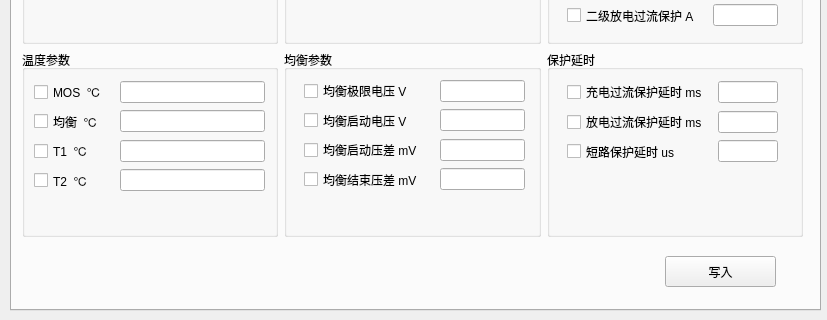
Qt form main/mainwindow.ui (kinglon/bms) before a commit; both pictures show x 0 to 827 and y 200 to 520 of the 827 by 520 pixel window.
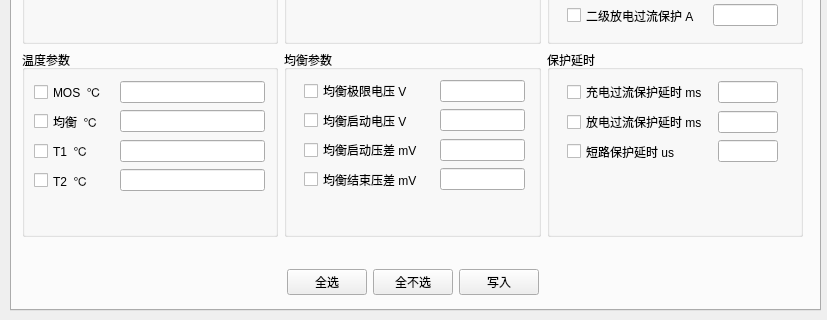
The same form after that commit. The open tabs and pages were chosen to show the change. Icons and pictures are not drawn.

What changed in the file:
```diff
--- a/main/mainwindow.ui
+++ b/main/mainwindow.ui
@@ -1763,20 +1763,7 @@
      <attribute name="title">
       <string>参数设置</string>
      </attribute>
-     <widget class="QPushButton" name="pushButton_4">
-      <property name="geometry">
-       <rect>
-        <x>653</x>
-        <y>420</y>
-        <width>111</width>
-        <height>31</height>
-       </rect>
-      </property>
-      <property name="text">
-       <string>写入</string>
-      </property>
-     </widget>
-     <widget class="QWidget" name="layoutWidget">
+     <widget class="QWidget" name="layoutWidget6">
       <property name="geometry">
        <rect>
         <x>10</x>
@@ -2434,8 +2421,69 @@
        </item>
       </layout>
      </widget>
-     <zorder>layoutWidget</zorder>
-     <zorder>pushButton_4</zorder>
+     <widget class="QWidget" name="">
+      <property name="geometry">
+       <rect>
+        <x>10</x>
+        <y>433</y>
+        <width>781</width>
+        <height>26</height>
+       </rect>
+      </property>
+      <layout class="QHBoxLayout" name="horizontalLayout_6">
+       <item>
+        <spacer name="horizontalSpacer">
+         <property name="orientation">
+          <enum>Qt::Horizontal</enum>
+         </property>
+         <property name="sizeHint" stdset="0">
+          <size>
+           <width>40</width>
+           <height>20</height>
+          </size>
+         </property>
+        </spacer>
+       </item>
+       <item>
+        <widget class="QPushButton" name="writeParamButton_3">
+         <property name="text">
+          <string>全选</string>
+         </property>
+        </widget>
+       </item>
+       <item>
+        <widget class="QPushButton" name="writeParamButton_2">
+         <property name="text">
+          <string>全不选</string>
+         </property>
+        </widget>
+       </item>
+       <item>
+        <widget class="QPushButton" name="writeParamButton">
+         <property name="text">
+          <string>写入</string>
+         </property>
+        </widget>
+       </item>
+       <item>
+        <spacer name="horizontalSpacer_2">
+         <property name="orientation">
+          <enum>Qt::Horizontal</enum>
+         </property>
+         <property name="sizeHint" stdset="0">
+          <size>
+           <width>40</width>
+           <height>20</height>
+          </size>
+         </property>
+        </spacer>
+       </item>
+      </layout>
+     </widget>
+     <zorder>layoutWidget6</zorder>
+     <zorder>writeParamButton</zorder>
+     <zorder>writeParamButton_2</zorder>
+     <zorder>writeParamButton_3</zorder>
     </widget>
     <widget class="QWidget" name="portSetTab">
      <attribute name="title">
@@ -2667,7 +2715,7 @@
      </widget>
     </widget>
    </widget>
-   <widget class="QWidget" name="layoutWidget">
+   <widget class="QWidget" name="layoutWidget33">
     <property name="geometry">
      <rect>
       <x>0</x>
```
Left out of the diff: 26 changed lines with no effect on the pictures.
